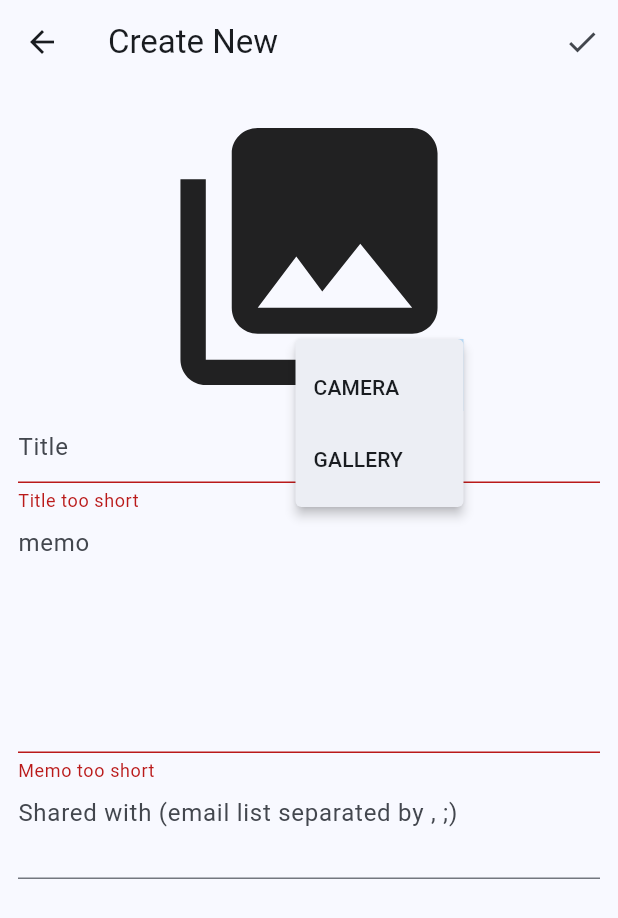
After one commit to Mthorlikonda/mthorlikonda-lesson7-cmsc5303, a Flutter app: the CreateMemoScreen screen opened by its route, after a tap on the "check" icon, after a tap on the "more vert" icon, on a phone screen of 412 x 824 dp. The commit adds this screen. Shown: the top 918 px of the screen. Run offline on Flutter 3.47's test engine with Material 3 defaults, Android fonts, the phone set to English and light mode, and no system bars; our stand-ins replace cloud_firestore, firebase_auth, firebase_core, firebase_storage, image_picker; accounts and stored records are empty.

Commit message:
Initial Commit

```diff
--- /dev/null
+++ b/lib/controller/creatememo_controller.dart
@@ -0,0 +1,86 @@
+// ignore_for_file: avoid_print
+
+import 'package:flutter/material.dart';
+import 'package:lesson6/controller/firestore_controller.dart';
+import 'package:lesson6/controller/get_photo.dart';
+import 'package:lesson6/controller/storage_controller.dart';
+import 'package:lesson6/model/photomemo.dart';
+import 'package:lesson6/view/creatememo_screen.dart';
+import 'package:lesson6/view/show_snackbar.dart';
+
+class CreateMemoController {
+  CreateMemoState state;
+
+  CreateMemoController(this.state);
+
+  getPhoto(CameraOrGallery source) async {
+    try {
+      var (photo, mimeType) = await getPhotoFromDevice(source);
+      if (photo == null) return;
+      state.callSetState(() {
+        state.model.photo = photo;
+        state.model.photoMimeType = mimeType;
+      });
+    } catch (e) {
+      print('========= failed to get photo: $e');
+      showSnackBar(
+        context: state.context,
+        message: 'Failed to get photo: $e',
+      );
+    }
+  }
+
+  Future<void> save() async {
+    FormState? currentState = state.formKey.currentState;
+    if (currentState == null) return;
+    if (!(currentState.validate())) return;
+    if (state.model.photo == null) {
+      showSnackBar(
+        context: state.context,
+        message: 'Photo not selected',
+        seconds: 10,
+      );
+      return;
+    }
+
+    currentState.save();
+
+    try {
+      var (filename, downloadURL) = await uploadPhotoFile(
+        photo: state.model.photo,
+        uid: state.model.user.uid,
+        photoMimeType: state.model.photoMimeType,
+        listener: (int progress) {
+          state.callSetState(() {
+            if (progress == 100) {
+              state.model.progressMessage = null;
+            } else {
+              state.model.progressMessage = 'Uploading: $progress %';
+            }
+          });
+        },
+      );
+      state.callSetState(
+          () => state.model.progressMessage = 'Saving PhotoMemo ...');
+      state.model.tempMemo.photoFilename = filename;
+      state.model.tempMemo.photoURL = downloadURL;
+      state.model.tempMemo.createdBy = state.model.user.email!;
+      state.model.tempMemo.timestamp = DateTime.now();
+      String docId = await addPhotoMemo(photoMemo: state.model.tempMemo);
+      state.model.tempMemo.docId = docId;
+      if (state.mounted) {
+        Navigator.of(state.context).pop(state.model.tempMemo);
+      }
+    } catch (e) {
+      state.callSetState(() => state.model.progressMessage = null);
+      print('************** Save photomemo error: $e');
+      if (state.mounted) {
+        showSnackBar(
+          context: state.context,
+          message: 'Save photomemo error: $e',
+          seconds: 10,
+        );
+      }
+    }
+  }
+}
--- /dev/null
+++ b/lib/controller/get_photo.dart
@@ -0,0 +1,23 @@
+import 'dart:io';
+
+import 'package:flutter/foundation.dart';
+import 'package:image_picker/image_picker.dart';
+import 'package:lesson6/model/photomemo.dart';
+import 'package:mime/mime.dart';
+
+Future<(dynamic, String?)> getPhotoFromDevice(CameraOrGallery source) async{
+  var imageSource = source == CameraOrGallery.camera
+      ? ImageSource.camera
+      : ImageSource.gallery;
+  XFile ? image = await ImagePicker().pickImage(source: imageSource);
+  if (image == null) return (null, null); // cancelled at camera or gallery
+  dynamic photo;
+  if(kIsWeb) { // Unit8List
+    photo = await image.readAsBytes();
+    return (photo, image.mimeType);
+  } else {
+    photo = File(image.path);
+    var mimeType = lookupMimeType(image.path);
+    return (photo, mimeType);
+  }
+}
--- a/lib/controller/home_controller.dart
+++ b/lib/controller/home_controller.dart
@@ -1,5 +1,12 @@
+// ignore_for_file: avoid_print
+
+import 'package:flutter/material.dart';
 import 'package:lesson6/controller/auth_controller.dart';
+import 'package:lesson6/controller/firestore_controller.dart';
+import 'package:lesson6/model/photomemo.dart';
+import 'package:lesson6/view/creatememo_screen.dart';
 import 'package:lesson6/view/home_screen.dart';
+import 'package:lesson6/view/show_snackbar.dart';
 
 class HomeController {
   HomeState state;
@@ -8,4 +15,35 @@ class HomeController {
   Future<void> signOut() async {
     await firebaseSignOut();
   }
+
+  Future<void> gotoCreateMemo() async {
+    final memo =
+        await Navigator.pushNamed(state.context, CreateMemoScreen.routeName);
+    if (memo == null) {
+      // create screen cancelled by back button
+      return;
+    }
+    var newMemo = memo as PhotoMemo;
+    state.callSetState(() {
+      state.model.photoMemoList!.insert(0, newMemo);
+    });
+  }
+
+  Future<void> loadPhotoMemoList() async {
+    try {
+      state.model.photoMemoList =
+          await getPhotoMemoList(email: state.model.user.email!);
+    } catch (e) {
+      print('========== loading error: $e');
+      if (state.mounted) {
+        showSnackBar(
+          context: state.context,
+          message: 'Failed to load photoMemo list: $e',
+          seconds: 10,
+        );
+      }
+    } finally {
+      state.callSetState(() {});
+    }
+  }
 }
--- a/lib/main.dart
+++ b/lib/main.dart
@@ -1,6 +1,7 @@
 import 'package:flutter/material.dart';
 import 'package:firebase_core/firebase_core.dart';
 import 'package:lesson6/view/createaccount_screen.dart';
+import 'package:lesson6/view/creatememo_screen.dart';
 import 'package:lesson6/view/startdispatcher.dart';
 import 'firebase_options.dart';
 
@@ -26,6 +27,7 @@ class FirebaseTemplateApp extends StatelessWidget {
       routes: {
         StartDispatcher.routeName: (context) => const StartDispatcher(),
         CreateAccountScreen.routeName: (context) => const CreateAccountScreen(),
+        CreateMemoScreen.routeName: (context) => const CreateMemoScreen(),
       },
     );
   }
--- /dev/null
+++ b/lib/model/creatememo_model.dart
@@ -0,0 +1,41 @@
+import 'package:firebase_auth/firebase_auth.dart';
+import 'package:lesson6/model/photomemo.dart';
+
+class CreateMemoModel {
+  User user;
+  dynamic
+      photo; // in mobile the datatype is of File, whereas in web it is of Uint8List
+  String? photoMimeType; // used by web
+  late PhotoMemo tempMemo;
+  String? progressMessage;
+
+  CreateMemoModel({required this.user}) {
+    tempMemo = PhotoMemo(
+      createdBy: '',
+      title: '',
+      memo: '',
+      photoFilename: '',
+      photoURL: '',
+    );
+  }
+
+  void onSavedTitle(String? value) {
+    if (value != null) {
+      tempMemo.title = value;
+    }
+  }
+
+  void onSavedMemo(String? value) {
+    if (value != null) {
+      tempMemo.memo = value;
+    }
+  }
+
+  void onSavedSharedWith(String? value) {
+    if (value != null) {
+      List<String> emailList =
+          value.trim().split(RegExp('(,|;| )+')).map((e) => e.trim()).toList();
+      tempMemo.sharedWith = emailList;
+    }
+  }
+}
--- a/lib/model/home_model.dart
+++ b/lib/model/home_model.dart
@@ -1,6 +1,8 @@
 import 'package:firebase_auth/firebase_auth.dart';
+import 'package:lesson6/model/photomemo.dart';
 
 class HomeModel {
   User user;
+  List<PhotoMemo>? photoMemoList;
   HomeModel(this.user);
 }
--- /dev/null
+++ b/lib/model/photomemo.dart
@@ -0,0 +1,90 @@
+enum CameraOrGallery {
+  camera,
+  gallery,
+}
+
+enum DockKeyPhotoMemo {
+  title,
+  memo,
+  createdBy,
+  photoFilename,
+  photoURL,
+  timestamp,
+  sharedWith,
+}
+
+class PhotoMemo {
+  String? docId; // generated by Firestore
+  String createdBy; // email address of the user
+  String title;
+  String memo;
+  String photoFilename;
+  String photoURL; // given by Storage
+  DateTime? timestamp;
+  late List<dynamic> sharedWith;
+
+  PhotoMemo({
+    this.docId,
+    required this.createdBy,
+    required this.title,
+    required this.memo,
+    required this.photoFilename,
+    required this.photoURL,
+    this.timestamp,
+    List<dynamic>? sharedWith,
+  }) {
+    this.sharedWith = sharedWith == null ? [] : [...sharedWith];
+  }
+
+  factory PhotoMemo.fromFirestoreDoc({
+    required Map<String, dynamic> doc,
+    required String docId,
+  }) {
+    return PhotoMemo(
+      docId: docId,
+      createdBy: doc[DockKeyPhotoMemo.createdBy.name] ?? '',
+      title: doc[DockKeyPhotoMemo.title.name] ?? '',
+      memo: doc[DockKeyPhotoMemo.memo.name] ?? '',
+      photoFilename: doc[DockKeyPhotoMemo.photoFilename.name] ?? '',
+      photoURL: doc[DockKeyPhotoMemo.photoURL.name] ?? '',
+      sharedWith: doc[DockKeyPhotoMemo.sharedWith.name] ?? [],
+      timestamp: doc[DockKeyPhotoMemo.timestamp.name] != null
+          ? DateTime.fromMillisecondsSinceEpoch(
+              doc[DockKeyPhotoMemo.timestamp.name].millisecondsSinceEpoch)
+          : null,
+    );
+  }
+
+  Map<String, dynamic> toFirestoreDoc() {
+    return {
+      DockKeyPhotoMemo.title.name: title,
+      DockKeyPhotoMemo.createdBy.name: createdBy,
+      DockKeyPhotoMemo.memo.name: memo,
+      DockKeyPhotoMemo.photoFilename.name: photoFilename,
+      DockKeyPhotoMemo.photoURL.name: photoURL,
+      DockKeyPhotoMemo.timestamp.name: timestamp,
+      DockKeyPhotoMemo.sharedWith.name: sharedWith,
+    };
+  }
+
+  static String? validateTitle(String? value) {
+    return value == null || value.trim().length < 2 ? 'Title too short' : null;
+  }
+
+  static String? validateMemo(String? value) {
+    return value == null || value.trim().length < 7 ? 'Memo too short' : null;
+  }
+
+  static String? validateSharedWith(String? value) {
+    if (value == null || value.trim().isEmpty) return null;
+
+    List<String> emailList =
+        value.trim().split(RegExp('(,|;| )+')).map((e) => e.trim()).toList();
+    for (String e in emailList) {
+      if (!(e.contains('@') && e.contains('.'))) {
+        return 'Invalid email address: comma, semicolon, space separated list';
+      }
+    }
+    return null;
+  }
+}
--- /dev/null
+++ b/lib/view/creatememo_screen.dart
@@ -0,0 +1,143 @@
+import 'package:flutter/foundation.dart';
+import 'package:flutter/material.dart';
+import 'package:lesson6/controller/auth_controller.dart';
+import 'package:lesson6/controller/creatememo_controller.dart';
+import 'package:lesson6/model/creatememo_model.dart';
+import 'package:lesson6/model/photomemo.dart';
+
+class CreateMemoScreen extends StatefulWidget {
+  const CreateMemoScreen({super.key});
+
+  static const routeName = '/createMemoScreen';
+
+  @override
+  State<StatefulWidget> createState() {
+    return CreateMemoState();
+  }
+}
+
+class CreateMemoState extends State<CreateMemoScreen> {
+  late CreateMemoModel model;
+  late CreateMemoController con;
+  final formKey = GlobalKey<FormState>();
+
+  @override
+  void initState() {
+    super.initState();
+    model = CreateMemoModel(user: currentUser!);
+    con = CreateMemoController(this);
+  }
+
+  void callSetState(fn) => setState(fn);
+
+  @override
+  Widget build(BuildContext context) {
+    return Scaffold(
+      appBar: AppBar(
+        title: const Text('Create New'),
+        actions: [
+          IconButton(
+            onPressed: con.save,
+            icon: const Icon(Icons.check),
+          ),
+        ],
+      ),
+      body: SingleChildScrollView(
+        child: Padding(
+          padding: const EdgeInsets.all(12.0),
+          child: Form(
+            key: formKey,
+            child: Column(
+              children: [
+                photoPreview(),
+                TextFormField(
+                  decoration: const InputDecoration(
+                    hintText: 'Title',
+                  ),
+                  autocorrect: true,
+                  validator: PhotoMemo.validateTitle,
+                  onSaved: model.onSavedTitle,
+                ),
+                TextFormField(
+                  decoration: const InputDecoration(
+                    hintText: 'memo',
+                  ),
+                  autocorrect: true,
+                  keyboardType: TextInputType.multiline,
+                  maxLines: 6,
+                  validator: PhotoMemo.validateMemo,
+                  onSaved: model.onSavedMemo,
+                ),
+                TextFormField(
+                  decoration: const InputDecoration(
+                    hintText: 'Shared with (email list separated by , ;)',
+                  ),
+                  autocorrect: false,
+                  keyboardType: TextInputType.multiline,
+                  maxLines: 2,
+                  validator: PhotoMemo.validateSharedWith,
+                  onSaved: model.onSavedSharedWith,
+                ),
+              ],
+            ),
+          ),
+        ),
+      ),
+    );
+  }
+
+  Widget photoPreview() {
+    return Stack(
+      children: [
+        SizedBox(
+          height: MediaQuery.of(context).size.height * 0.25,
+          child: model.photo == null
+              ? const FittedBox(
+                  child: Icon(Icons.photo_library),
+                )
+              : (kIsWeb ? Image.memory(model.photo) : Image.file(model.photo)),
+        ),
+        Positioned(
+          right: 0.0,
+          bottom: 0.0,
+          child: Container(
+            color: Colors.blue[100],
+            child: PopupMenuButton(
+              onSelected: con.getPhoto,
+              itemBuilder: (BuildContext context) {
+                if (kIsWeb) {
+                  return [
+                    PopupMenuItem(
+                      value: CameraOrGallery.gallery,
+                      child: Text(CameraOrGallery.gallery.name.toUpperCase()),
+                    ),
+                  ];
+                } else {
+                  return [
+                    for (var source in CameraOrGallery.values)
+                      PopupMenuItem(
+                        value: source,
+                        child: Text(source.name.toUpperCase()),
+                      ),
+                  ];
+                }
+              },
+            ),
+          ),
+        ),
+        if (model.progressMessage != null)
+          Positioned(
+            bottom: 0.0,
+            left: 0.0,
+            child: Container(
+              color: Colors.blue[100],
+              child: Text(
+                model.progressMessage!,
+                style: Theme.of(context).textTheme.titleMedium,
+              ),
+            ),
+          ),
+      ],
+    );
+  }
+}
--- a/lib/view/signin_screen.dart
+++ b/lib/view/signin_screen.dart
@@ -45,6 +45,10 @@ class SignInState extends State<SignInScreen> {
           key: formKey,
           child: Column(
             children: [
+              Text(
+                'PhotoMemo',
+                style: Theme.of(context).textTheme.headlineLarge,
+              ),
               TextFormField(
                 decoration: const InputDecoration(
                   hintText: 'Email address',
--- a/pubspec.yaml
+++ b/pubspec.yaml
@@ -37,6 +37,11 @@ dependencies:
   cupertino_icons: ^1.0.8
   firebase_core: ^3.6.0
   firebase_auth: ^5.3.1
+  cloud_firestore: ^5.5.0
+  firebase_storage: ^12.3.6
+  image_picker: ^1.1.2
+  uuid: ^4.5.1
+  mime: ^2.0.0
 
 dev_dependencies:
   flutter_test:
```
Also changed, not shown: lib/controller/firestore_controller.dart (added, +28 -0 lines), lib/controller/storage_controller.dart (added, +31 -0 lines), lib/view/home_screen.dart (+61 -4 lines), lib/view/web_image.dart (added, +35 -0 lines), firebase.json, lib/firebase_options.dart, pubspec.lock, 7 other files.
